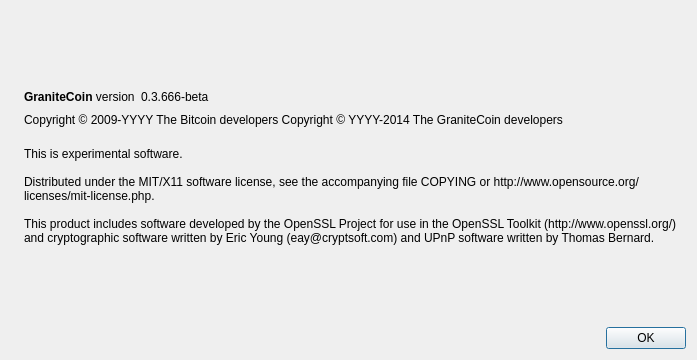
First picture: the form in src/qt/forms/aboutdialog.ui, repository maniac83/FastCoin, before the edit.
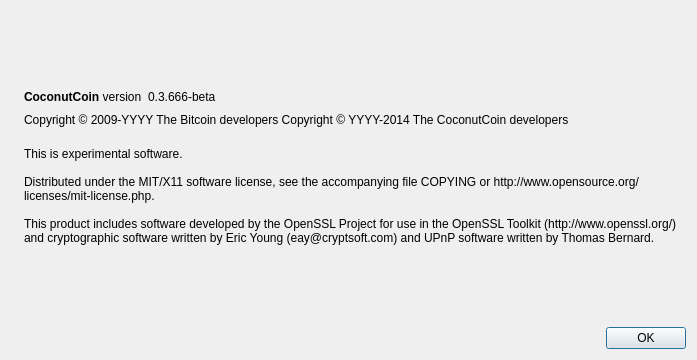
Second picture: the form after the edit. Icons and pictures are not drawn.

Commit message: Cocnut coin pictures and abbreviations

What changed in the file:
```diff
--- a/src/qt/forms/aboutdialog.ui
+++ b/src/qt/forms/aboutdialog.ui
@@ -50,7 +50,7 @@
           <cursorShape>IBeamCursor</cursorShape>
          </property>
          <property name="text">
-          <string>&lt;b&gt;GraniteCoin&lt;/b&gt; version</string>
+          <string>&lt;b&gt;CoconutCoin&lt;/b&gt; version</string>
          </property>
          <property name="textInteractionFlags">
           <set>Qt::LinksAccessibleByMouse|Qt::TextSelectableByKeyboard|Qt::TextSelectableByMouse</set>
@@ -92,7 +92,7 @@
        </property>
        <property name="text">
         <string notr="true">Copyright &amp;copy; 2009-YYYY The Bitcoin developers
-Copyright &amp;copy; YYYY-2014 The GraniteCoin developers
+Copyright &amp;copy; YYYY-2014 The CoconutCoin developers
 </string>
        </property>
        <property name="textFormat">
```
Left out of the diff: 2 changed lines with no effect on the pictures. The commit also changes 155 other files.
